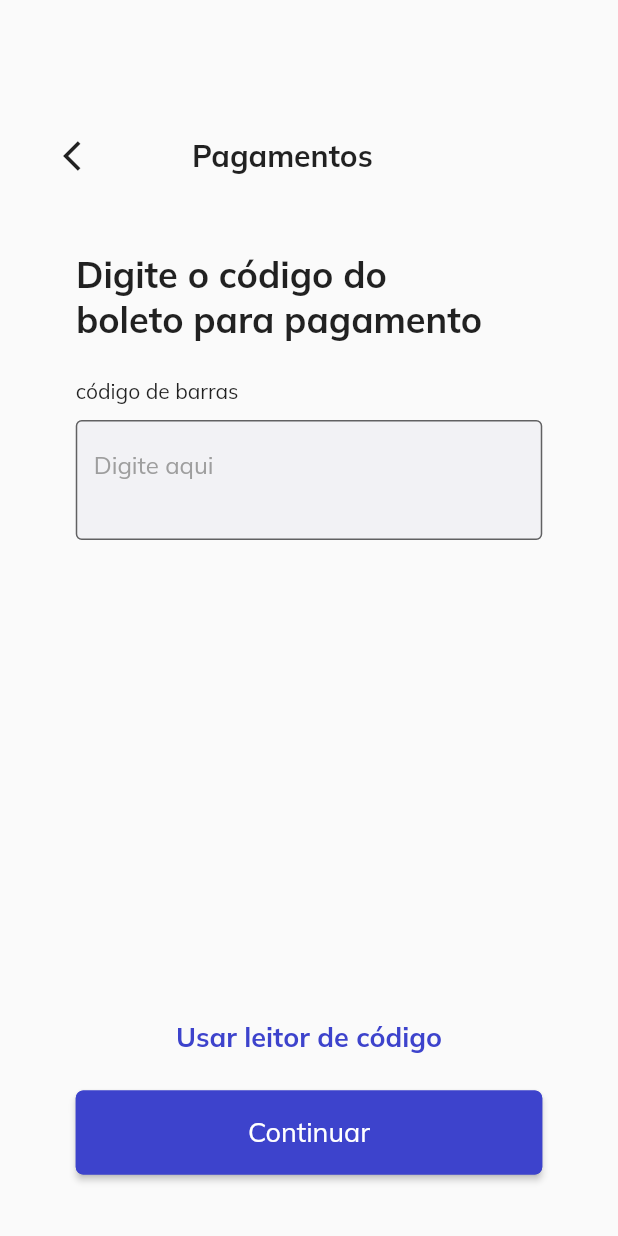
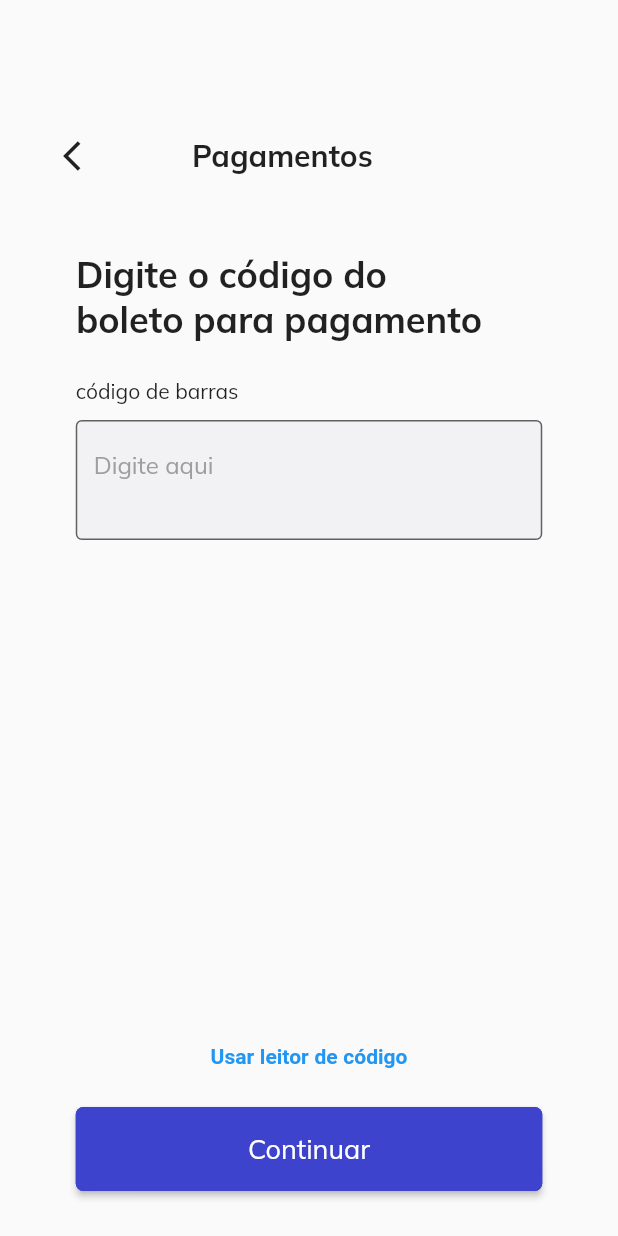
Before and after one commit to HugoPinheiroRaimundo/toodoo_bank, a Flutter app: the screen it shows after launch, on a phone screen of 412 x 824 dp. Run offline on Flutter 3.47's test engine with Material 2 defaults, Android fonts, the phone set to English and light mode, and no system bars; our stand-ins replace google_fonts.

Commit message:
fix page ticket

```diff
--- a/lib/components/custom_button.dart
+++ b/lib/components/custom_button.dart
@@ -1,6 +1,5 @@
 import 'package:flutter/material.dart';
-
-import '../core/helpers/default.dart';
+import '../core/default.dart';
 
 class CustomElevatedButton extends StatelessWidget {
   final String page;
--- a/lib/components/custom_text.dart
+++ b/lib/components/custom_text.dart
@@ -1,6 +1,6 @@
 import 'package:flutter/material.dart';
 import 'package:google_fonts/google_fonts.dart';
-import 'package:toodoo_bank/core/helpers/default.dart';
+import 'package:toodoo_bank/core/default.dart';
 
 class CustomText extends StatelessWidget {
   final String normalText;
--- a/lib/components/custom_textfield.dart
+++ b/lib/components/custom_textfield.dart
@@ -1,5 +1,5 @@
 import 'package:flutter/material.dart';
-import '../core/helpers/default.dart';
+import '../core/default.dart';
 
 class CustomTextField extends StatelessWidget {
   final String label;
--- a/lib/pages/ticket_Confirm_page.dart
+++ b/lib/pages/ticket_Confirm_page.dart
@@ -22,7 +22,7 @@ class _TicketConfirmState extends State<TicketConfirm> {
                   IconButton(
                     icon: const Icon(Icons.arrow_back_ios),
                     onPressed: () {
-                      Navigator.of(context).popAndPushNamed('/ticketpage');
+                      Navigator.of(context).pop();
                     },
                   ),
                   const SizedBox(
--- a/lib/pages/ticket_page.dart
+++ b/lib/pages/ticket_page.dart
@@ -59,17 +59,18 @@ class _TicketPage extends State<TicketPage> {
           const SizedBox(
             height: 300,
           ),
-          // isso é um butom que leva para a tela de Qrcode
-
-          const Text(
-            "Usar leitor de código",
-            style: TextStyle(
-                fontSize: 18,
-                color: Color(0xFF3D43CC),
-                fontWeight: FontWeight.bold),
+          TextButton(
+            onPressed: () {
+              Navigator.of(context).pushNamed("/");
+            },
+            style: const ButtonStyle(
+                overlayColor: MaterialStatePropertyAll(Colors.transparent),
+                textStyle: MaterialStatePropertyAll(TextStyle(
+                    color: Colors.cyanAccent, fontWeight: FontWeight.bold))),
+            child: const Text("Usar leitor de código"),
           ),
           const SizedBox(
-            height: 24,
+            height: 10,
           ),
           const CustomElevatedButton(
             label: "Continuar",
```
Also changed, not shown: lib/core/default.dart (renamed from lib/core/helpers/default.dart).
